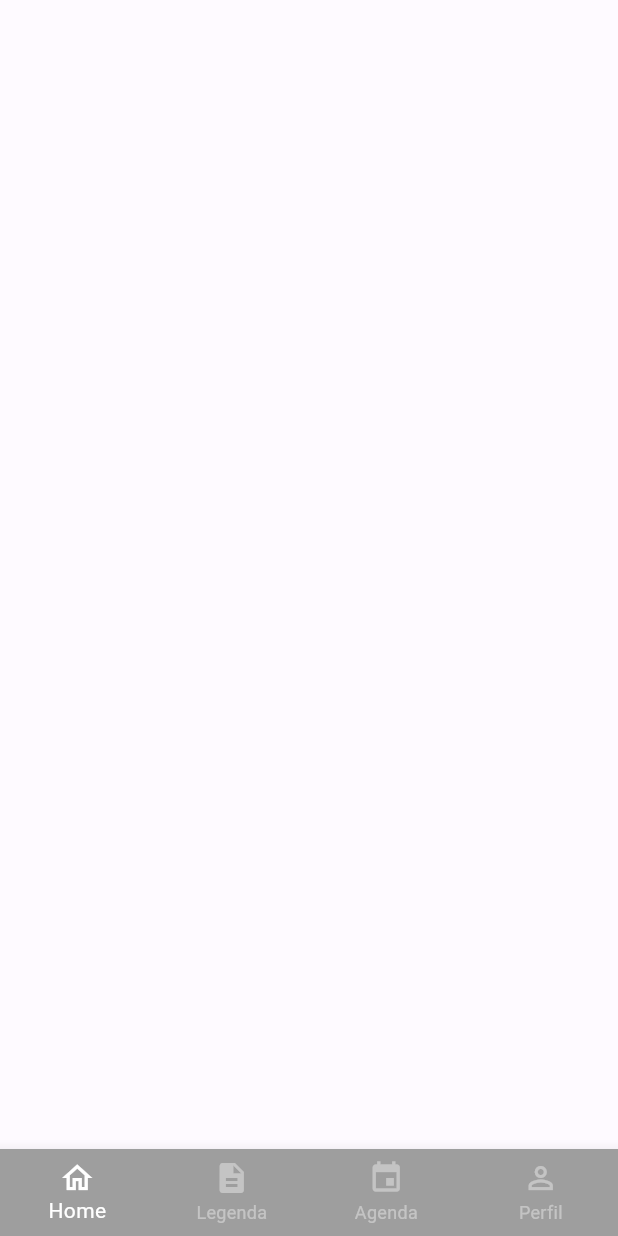
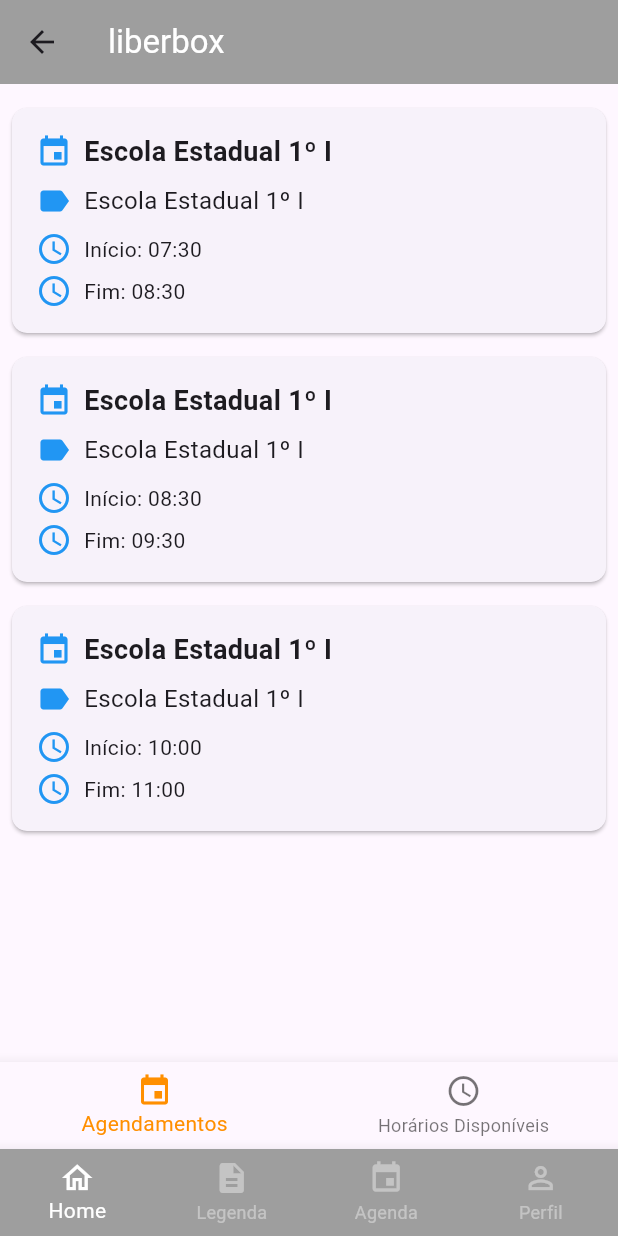
Before and after one commit to TalissonMelo/planorama-mobile, a Flutter app: the Base screen opened directly, on a phone screen of 412 x 824 dp. Run offline on Flutter 3.47's test engine with Material 3 defaults, Android fonts, the phone set to English and light mode, and no system bars; our stand-ins replace flutter_colorpicker, mask_text_input_formatter.

Commit message:
Criado Home e Agenda

```diff
--- /dev/null
+++ b/lib/src/home/home.dart
@@ -0,0 +1,185 @@
+import 'package:flutter/material.dart';
+
+class Home extends StatefulWidget {
+  const Home({super.key});
+
+  @override
+  State<Home> createState() => _HomeState();
+}
+
+class _HomeState extends State<Home> {
+  int _selectedIndex = 0;
+
+  static const List<Widget> _pages = <Widget>[InitialPage2(), AvaliableTime()];
+
+  void _onItemTapped(int index) {
+    setState(() {
+      _selectedIndex = index;
+    });
+  }
+
+  @override
+  Widget build(BuildContext context) {
+    return Scaffold(
+      appBar: AppBar(
+        backgroundColor: Colors.grey,
+        title: const Text('liberbox', style: TextStyle(color: Colors.white)),
+      ),
+      body: Center(
+        child: _pages.elementAt(_selectedIndex),
+      ),
+      bottomNavigationBar: BottomNavigationBar(
+        items: const <BottomNavigationBarItem>[
+          BottomNavigationBarItem(
+            icon: Icon(Icons.event),
+            label: 'Agendamentos',
+          ),
+          BottomNavigationBarItem(
+            icon: Icon(Icons.schedule),
+            label: 'Horários Disponíveis',
+          ),
+        ],
+        currentIndex: _selectedIndex,
+        selectedItemColor: Colors.amber[800],
+        onTap: _onItemTapped,
+      ),
+    );
+  }
+}
+
+class AvaliableTime extends StatelessWidget {
+  const AvaliableTime({super.key});
+
+  @override
+  Widget build(BuildContext context) {
+    final List<Map<String, String>> schedules = [
+      {'name': 'Escola Estadual', 'start': '11:00', 'end': '12:30'},
+    ];
+
+    return Scaffold(
+      body: ListView.builder(
+        padding: const EdgeInsets.all(8),
+        itemCount: schedules.length,
+        itemBuilder: (context, index) {
+          final schedule = schedules[index];
+          return Card(
+            margin: const EdgeInsets.symmetric(vertical: 8),
+            shape: RoundedRectangleBorder(
+              borderRadius: BorderRadius.circular(10),
+            ),
+            child: Padding(
+              padding: const EdgeInsets.all(16),
+              child: Column(
+                crossAxisAlignment: CrossAxisAlignment.start,
+                children: [
+                  Row(
+                    children: [
+                      const Icon(Icons.event, color: Colors.blue),
+                      const SizedBox(width: 8),
+                      Text(
+                        schedule['name']!,
+                        style: const TextStyle(
+                            fontSize: 18, fontWeight: FontWeight.bold),
+                      ),
+                    ],
+                  ),
+                  const SizedBox(height: 8),
+                  Row(
+                    children: [
+                      const Icon(Icons.access_time, color: Colors.blue),
+                      const SizedBox(width: 8),
+                      Text('Início: ${schedule['start']!}'),
+                    ],
+                  ),
+                  const SizedBox(height: 4),
+                  Row(
+                    children: [
+                      const Icon(Icons.access_time, color: Colors.blue),
+                      const SizedBox(width: 8),
+                      Text('Fim: ${schedule['end']!}'),
+                    ],
+                  ),
+                ],
+              ),
+            ),
+          );
+        },
+      ),
+    );
+  }
+}
+
+class InitialPage2 extends StatelessWidget {
+  const InitialPage2({super.key});
+
+  @override
+  Widget build(BuildContext context) {
+    final List<Map<String, String>> schedules = [
+      {'name': 'Escola Estadual 1º I ', 'start': '07:30', 'end': '08:30'},
+      {'name': 'Escola Estadual 1º I ', 'start': '08:30', 'end': '09:30'},
+      {'name': 'Escola Estadual 1º I ', 'start': '10:00', 'end': '11:00'},
+    ];
+
+    return Scaffold(
+      body: ListView.builder(
+        padding: const EdgeInsets.all(8),
+        itemCount: schedules.length,
+        itemBuilder: (context, index) {
+          final schedule = schedules[index];
+          return Card(
+            margin: const EdgeInsets.symmetric(vertical: 8),
+            shape: RoundedRectangleBorder(
+              borderRadius: BorderRadius.circular(10),
+            ),
+            child: Padding(
+              padding: const EdgeInsets.all(16),
+              child: Column(
+                crossAxisAlignment: CrossAxisAlignment.start,
+                children: [
+                  Row(
+                    children: [
+                      const Icon(Icons.event, color: Colors.blue),
+                      const SizedBox(width: 8),
+                      Text(
+                        schedule['name']!,
+                        style: const TextStyle(
+                            fontSize: 18, fontWeight: FontWeight.bold),
+                      ),
+                    ],
+                  ),
+                  const SizedBox(height: 8),
+                  Row(
+                    children: [
+                      const Icon(Icons.label, color: Colors.blue),
+                      const SizedBox(width: 8),
+                      Text(
+                        schedule['name']!,
+                        style: const TextStyle(fontSize: 16),
+                      ),
+                    ],
+                  ),
+                  const SizedBox(height: 8),
+                  Row(
+                    children: [
+                      const Icon(Icons.access_time, color: Colors.blue),
+                      const SizedBox(width: 8),
+                      Text('Início: ${schedule['start']!}'),
+                    ],
+                  ),
+                  const SizedBox(height: 4),
+                  Row(
+                    children: [
+                      const Icon(Icons.access_time, color: Colors.blue),
+                      const SizedBox(width: 8),
+                      Text('Fim: ${schedule['end']!}'),
+                    ],
+                  ),
+                ],
+              ),
+            ),
+          );
+        },
+      ),
+    );
+  }
+}
--- a/lib/src/initial/base.dart
+++ b/lib/src/initial/base.dart
@@ -1,6 +1,8 @@
 import 'package:flutter/material.dart';
+import 'package:liberbox_mobile/src/home/home.dart';
 import 'package:liberbox_mobile/src/legend/legend.dart';
 import 'package:liberbox_mobile/src/profile/profile.dart';
+import 'package:liberbox_mobile/src/schedule/schedule.dart';
 
 class Base extends StatefulWidget {
   const Base({super.key});
@@ -19,11 +21,11 @@ class _BaseState extends State<Base> {
       body: PageView(
         physics: const NeverScrollableScrollPhysics(),
         controller: pageController,
-        children: [
-          Container(color: Colors.white.withAlpha(100)),
-          const Legend(),
-          Container(color: Colors.green.withAlpha(100)),
-          const Profile(),
+        children: const [
+          Home(),
+          Legend(),
+          Schedule(),
+          Profile(),
         ],
       ),
       bottomNavigationBar: BottomNavigationBar(
```
Also changed, not shown: lib/src/schedule/schedule.dart (added, +177 -0 lines).
